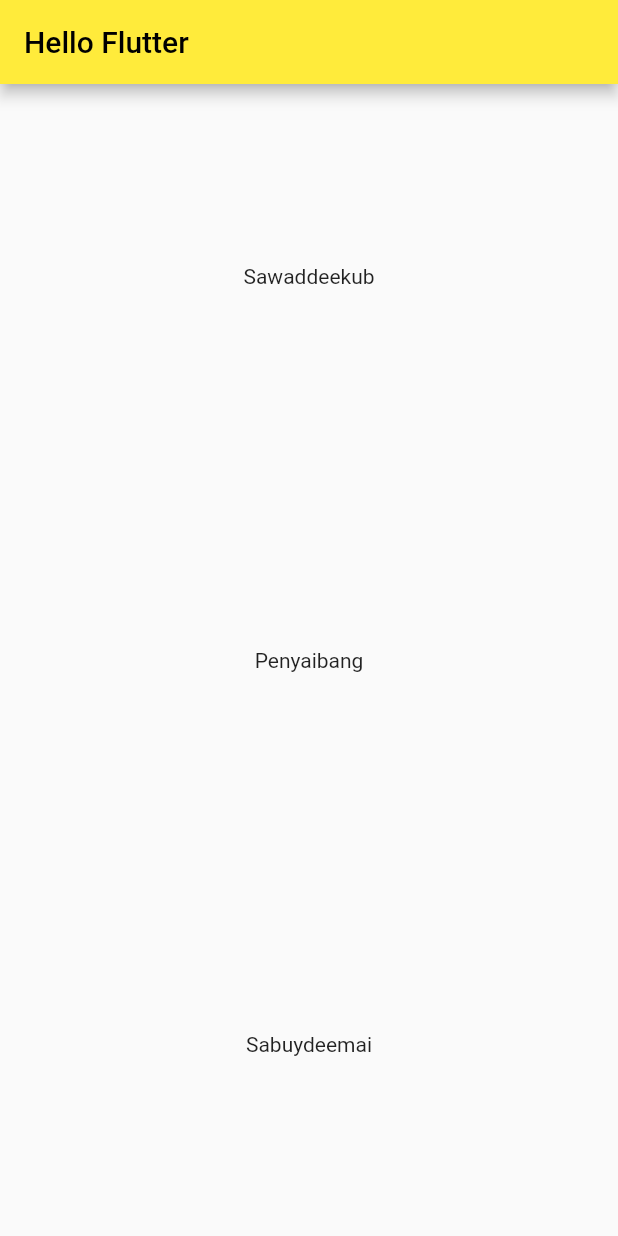
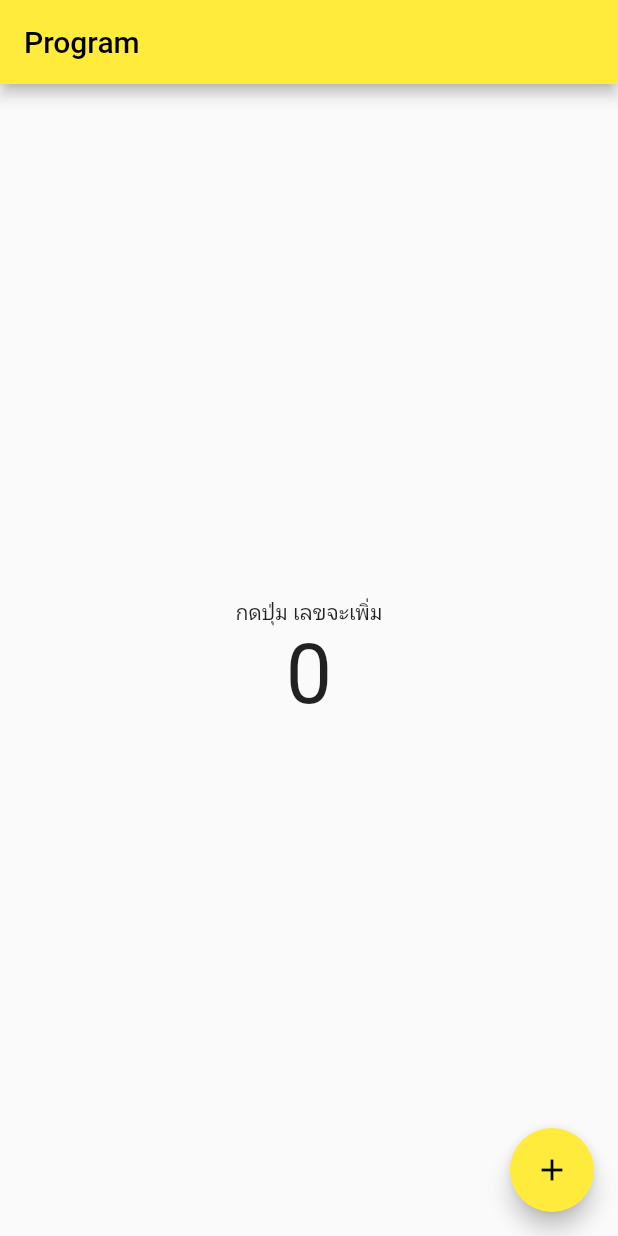
Before and after one commit to sarawut-bank/Appsara, a Flutter app: the screen it shows after launch, on a phone screen of 412 x 824 dp. Run offline on Flutter 3.47's test engine with Material 2 defaults, Android fonts, the phone set to English and light mode, and no system bars.

Commit message:
add button and icons

```diff
--- a/lib/main.dart
+++ b/lib/main.dart
@@ -10,22 +10,42 @@ class MyApp extends StatelessWidget {
   Widget build(BuildContext context) {
     return MaterialApp(
       title: "My App",
-      home: Scaffold(
-        appBar: AppBar(
-          title: Text("Hello Flutter"),
-        ),
-        body: Center(
-          child: Column(
-            mainAxisAlignment: MainAxisAlignment.spaceAround,
-            children: [
-              Text("Sawaddeekub"),
-              Text("Penyaibang"),
-              Text("Sabuydeemai")
-            ],
-          ),
-        ),
-      ),
+      home: MyHomepage(),
       theme: ThemeData(primarySwatch: Colors.yellow),
     );
   }
 }
+
+class MyHomepage extends StatefulWidget {
+  @override
+  _MyHomepageState createState() => _MyHomepageState();
+}
+
+class _MyHomepageState extends State<MyHomepage> {
+  int number = 0; //การสร้าง state
+
+  @override
+  Widget build(BuildContext context) {
+    return Scaffold(
+      appBar: AppBar(
+        title: Text("Program"),
+      ),
+      body: Center(
+        child: Column(
+          mainAxisAlignment: MainAxisAlignment.center,
+          children: [
+            Text("กดปุ่ม เลขจะเพิ่ม"),
+            Text(
+              number.toString(),
+              style: TextStyle(fontSize: 55),
+            ),
+          ],
+        ),
+      ),
+      floatingActionButton: FloatingActionButton(
+        onPressed: () {},
+        child: Icon(Icons.add),
+      ),
+    );
+  }
+}
```
